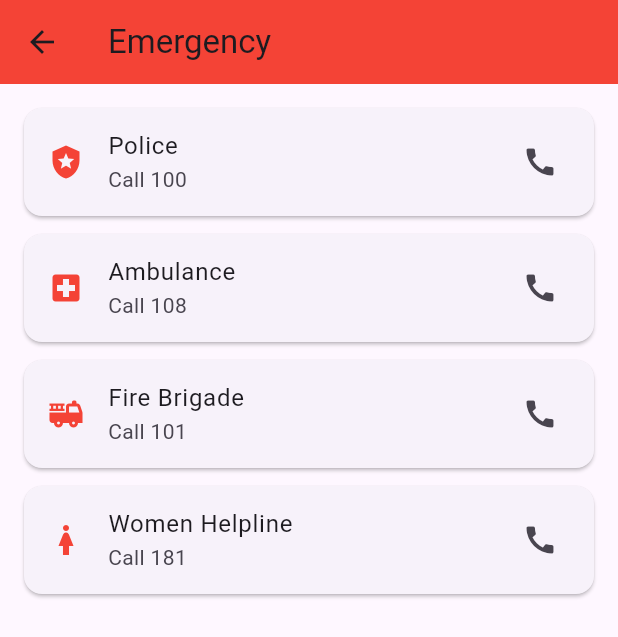
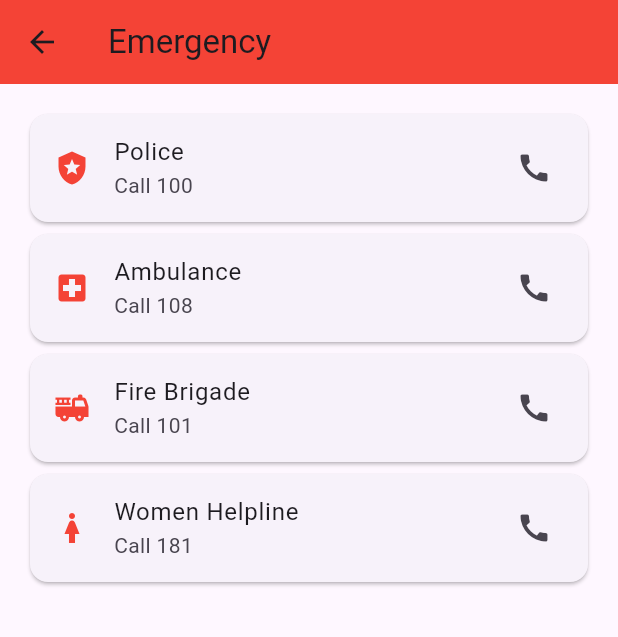
Before and after one commit to blackyy26/nashik_city_app_v2, a Flutter app: the EmergencyScreen screen opened directly, on a phone screen of 412 x 824 dp. Shown: the top 637 px of the screen. Run offline on Flutter 3.47's test engine with Material 3 defaults, Android fonts, the phone set to English and light mode, and no system bars; our stand-ins replace go_router; missing offline and left inert: adaptive_navigation.

Commit message:
Update emergency_screen.dart

```diff
--- a/lib/screens/emergency_screen.dart
+++ b/lib/screens/emergency_screen.dart
@@ -2,18 +2,19 @@ import 'package:flutter/material.dart';
 import 'package:url_launcher/url_launcher.dart';
 
 class EmergencyScreen extends StatelessWidget {
-  const EmergencyScreen({Key? key}) : super(key: key);
+  const EmergencyScreen({super.key});
 
   Future<void> _callNumber(String number) async {
-    final Uri url = Uri(
-  scheme: 'tel',
-  path: number,
-);
+    final Uri uri = Uri(scheme: 'tel', path: number);
 
-await launchUrl(
-  url,
-  mode: LaunchMode.externalApplication,
-);
+    try {
+      await launchUrl(
+        uri,
+        mode: LaunchMode.externalApplication,
+      );
+    } catch (e) {
+      debugPrint('Call failed: $e');
+    }
   }
 
   @override
@@ -26,26 +27,23 @@ await launchUrl(
       body: ListView(
         padding: const EdgeInsets.all(16),
         children: [
-          _emergencyTile('Police', '100', Icons.local_police),
-          _emergencyTile('Ambulance', '108', Icons.local_hospital),
-          _emergencyTile('Fire Brigade', '101', Icons.fire_truck),
-          _emergencyTile('Women Helpline', '181', Icons.woman),
+          _tile('Police', '100', Icons.local_police),
+          _tile('Ambulance', '108', Icons.local_hospital),
+          _tile('Fire Brigade', '101', Icons.fire_truck),
+          _tile('Women Helpline', '181', Icons.woman),
         ],
       ),
     );
   }
 
-  Widget _emergencyTile(String title, String number, IconData icon) {
+  Widget _tile(String title, String number, IconData icon) {
     return Card(
-      margin: const EdgeInsets.only(bottom: 12),
       child: ListTile(
         leading: Icon(icon, color: Colors.red),
         title: Text(title),
         subtitle: Text('Call $number'),
         trailing: const Icon(Icons.call),
-        onTap: () {
-          _callNumber(number);
-        },
+        onTap: () => _callNumber(number),
       ),
     );
   }
```
